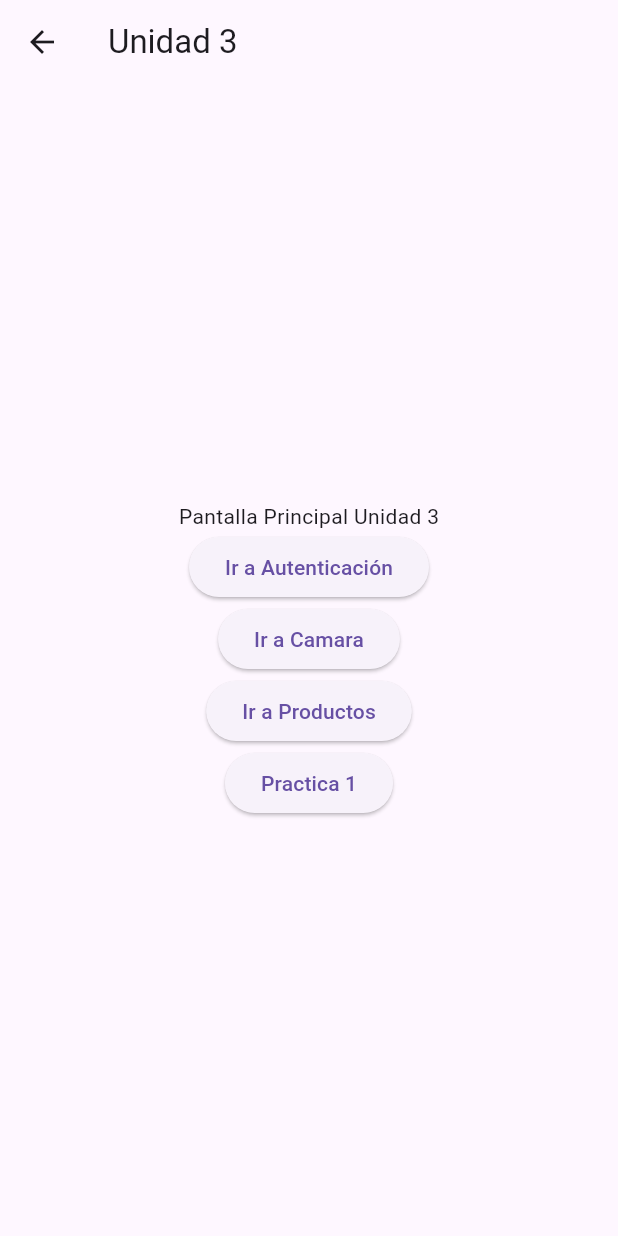
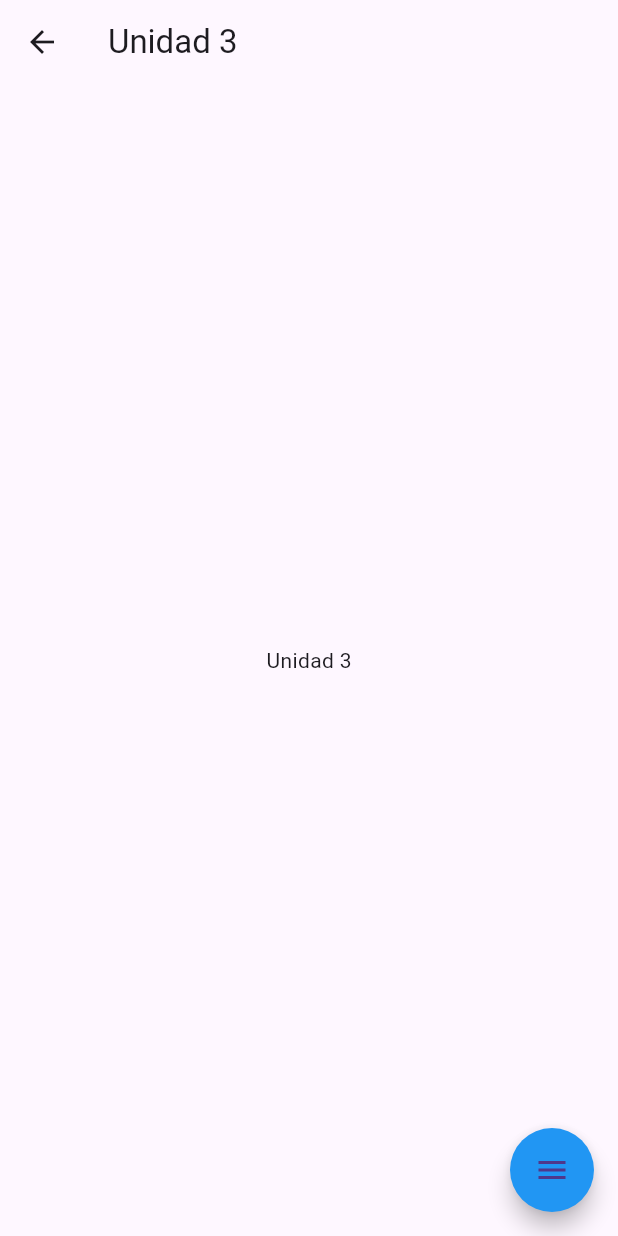
Before and after one commit to isEduardo13/JQ4B-Moviles, a Flutter app: the PrincipalScreenUnidad3 screen opened by its route, on a phone screen of 412 x 824 dp. Run offline on Flutter 3.47's test engine with Material 3 defaults, Android fonts, the phone set to English and light mode, and no system bars; drawn by our look-alikes of flutter_speed_dial; our stand-ins replace cloud_firestore, equatable, firebase_auth, firebase_core, flutter_bloc, flutter_smart_dialog and 1 more; accounts and stored records are empty.

Commit message:
Añadir implementación de BLoC para la gestión de cuentas bancarias, incluyendo eventos y estados. Integrar SpeedDial en la pantalla principal y actualizar la estructura de la aplicación para usar MyAppBLoc.

```diff
--- a/lib/main.dart
+++ b/lib/main.dart
@@ -1,5 +1,6 @@
 import 'package:firebase_core/firebase_core.dart';
 import 'package:flutter/material.dart';
+import 'package:flutter_bloc/flutter_bloc.dart';
 import 'package:flutter_smart_dialog/flutter_smart_dialog.dart';
 import 'package:holaflutter/pantalla_principal.dart';
 import 'package:holaflutter/unidad_1/practica_1/screens/scaffold.dart';
@@ -16,6 +17,8 @@ import 'package:holaflutter/unidad_2/practica4/providers/ListaPersonas_Provider.
 import 'package:holaflutter/unidad_3/Principal_Screen_unidad3.dart';
 import 'package:holaflutter/unidad_3/authentication_practica/screens/iniciar_sesion_screen.dart';
 import 'package:holaflutter/unidad_3/camara_practica/CamaraScreen.dart';
+import 'package:holaflutter/unidad_3/practica_bloc/bloc/bank_account_bloc.dart';
+import 'package:holaflutter/unidad_3/practica_bloc/screens/Principal.dart';
 import 'package:holaflutter/unidad_3/practica1/screens/PrincipalScreen.dart';
 import 'package:holaflutter/unidad_3/productos_practica/Screens/actualizar_screen.dart';
 import 'package:holaflutter/unidad_3/productos_practica/Screens/agregar_screen.dart';
@@ -34,7 +37,7 @@ Future<void> main() async {
   await Firebase.initializeApp(
     options: DefaultFirebaseOptions.currentPlatform,
   );
-  return runApp(const MyApp());
+  return runApp(const MyAppBLoc());
 }
 // void main() {
 //   return runApp(MyApp());
@@ -53,6 +56,18 @@ class MyApp extends StatelessWidget {
         ChangeNotifierProvider(create: (_) => CounterProvider()),
         ChangeNotifierProvider(create: (_) => ListapersonasProvider()),
       ],
+      child: MyMaterialApp(),
+    );
+  }
+}
+
+class MyAppBLoc extends StatelessWidget {
+  const MyAppBLoc({super.key});
+
+  @override
+  Widget build(BuildContext context) {
+    return BlocProvider(
+      create: (_) => BankAccountBloc(),
       child: MyMaterialApp(),
     );
   }
@@ -92,6 +107,7 @@ class MyMaterialApp extends StatelessWidget {
         '/Unidad_3/productos/detalle': (context) => const ComprarProducto(),
         '/Unidad_3/productos': (context) => const ProductosScreen(),
         '/Unidad_3/practica1': (context) => const PrincipalscreenExamen(),
+        '/Unidad_3/practica_bloc': (context) => PrincipalSceen(),
       },
       initialRoute: '/principal',
     );
--- a/lib/unidad_3/Principal_Screen_unidad3.dart
+++ b/lib/unidad_3/Principal_Screen_unidad3.dart
@@ -1,4 +1,5 @@
 import 'package:flutter/material.dart';
+import 'package:flutter_speed_dial/flutter_speed_dial.dart';
 
 class PrincipalScreenUnidad3 extends StatelessWidget {
   const PrincipalScreenUnidad3({super.key});
@@ -13,32 +14,48 @@ class PrincipalScreenUnidad3 extends StatelessWidget {
         child: Column(
           mainAxisAlignment: MainAxisAlignment.center,
           children: [
-            const Text('Pantalla Principal Unidad 3'),
-            ElevatedButton(
-              onPressed: () {
-                Navigator.pushNamed(context, '/Unidad_3/authentication');
-              },
-              child: const Text('Ir a Autenticación'),
-            ),
-            ElevatedButton(
-              onPressed: () {
-                Navigator.pushNamed(context, '/Unidad_3/camara');
-              },
-              child: const Text('Ir a Camara'),
-            ),
-            ElevatedButton(
-              onPressed: () {
-                Navigator.pushNamed(context, '/Unidad_3/productos');
-              },
-              child: const Text('Ir a Productos'),
-            ),
-            ElevatedButton(
-                onPressed: () {
-                  Navigator.pushNamed(context, '/Unidad_3/practica1');
-                },
-                child: const Text('Practica 1')),
+            const Text('Unidad 3'),
           ],
         ),
+      ),
+      floatingActionButton: SpeedDial(
+        animatedIcon: AnimatedIcons.menu_close,
+        backgroundColor: Colors.blue,
+        spaceBetweenChildren: 40,
+        children: [
+          SpeedDialChild(
+            child: Icon(Icons.home, color: Colors.white),
+            backgroundColor: Colors.green,
+            label: 'Unidad 1',
+            onTap: () =>
+                Navigator.pushNamed(context, '/Unidad_3/authentication'),
+          ),
+          SpeedDialChild(
+            child: Icon(Icons.mode_standby_outlined, color: Colors.white),
+            backgroundColor: Colors.orange,
+            label: 'Unidad 2',
+            onTap: () => Navigator.pushNamed(context, '/Unidad_3/camara'),
+          ),
+          SpeedDialChild(
+            child: Icon(Icons.person, color: Colors.white),
+            backgroundColor: Colors.purple,
+            label: 'unidad 3',
+            onTap: () => Navigator.pushNamed(context, '/Unidad_3/productos'),
+          ),
+          SpeedDialChild(
+            child: Icon(Icons.person, color: Colors.white),
+            backgroundColor: Colors.purple,
+            label: 'Practica 1',
+            onTap: () => Navigator.pushNamed(context, '/Unidad_3/practica1'),
+          ),
+          SpeedDialChild(
+            child: Icon(Icons.person, color: Colors.white),
+            backgroundColor: Colors.purple,
+            label: 'Practica Bloc',
+            onTap: () =>
+                Navigator.pushNamed(context, '/Unidad_3/practica_bloc'),
+          ),
+        ],
       ),
     );
   }
--- /dev/null
+++ b/lib/unidad_3/practica_bloc/bloc/bank_account_bloc.dart
@@ -0,0 +1,16 @@
+import 'package:flutter_bloc/flutter_bloc.dart';
+import 'package:equatable/equatable.dart';
+import 'package:holaflutter/unidad_3/practica_bloc/models/transaction.dart';
+
+part 'bank_account_event.dart';
+part 'bank_account_state.dart';
+
+class BankAccountBloc extends Bloc<BankAccountEvent, BankAccountState> {
+  BankAccountBloc() : super(BankAccountState()) {
+    on<DepositEvent>((event, emit) {
+      emit(state.copyWith(
+        transactions: [...state.transactions, event.transaction],
+      ));
+    });
+  }
+}
--- /dev/null
+++ b/lib/unidad_3/practica_bloc/bloc/bank_account_event.dart
@@ -0,0 +1,12 @@
+part of 'bank_account_bloc.dart';
+
+sealed class BankAccountEvent {
+  const BankAccountEvent();
+}
+
+class DepositEvent extends BankAccountEvent {
+  final double amount;
+  final Transaction transaction;
+
+  DepositEvent({required this.amount, required this.transaction});
+}
--- /dev/null
+++ b/lib/unidad_3/practica_bloc/bloc/bank_account_state.dart
@@ -0,0 +1,22 @@
+part of 'bank_account_bloc.dart';
+
+class BankAccountState extends Equatable {
+  final double balance;
+  final List<Transaction> transactions;
+  const BankAccountState({
+    this.balance = 0.0,
+    this.transactions = const [],
+  });
+
+  BankAccountState copyWith({
+    double? balance,
+    List<Transaction>? transactions,
+  }) =>
+      BankAccountState(
+        transactions: transactions ?? this.transactions,
+        balance: balance ?? this.balance,
+      );
+
+  @override
+  List<Object> get props => [balance, transactions];
+}
--- a/pubspec.yaml
+++ b/pubspec.yaml
@@ -28,6 +28,7 @@ environment:
 # the latest version available on pub.dev. To see which dependencies have newer
 # versions available, run `flutter pub outdated`.
 dependencies:
+  bloc: ^9.0.0
   cloud_firestore: ^5.6.5
   cupertino_icons: ^1.0.8
   dio: ^5.8.0+1
```
Also changed, not shown: lib/unidad_3/practica_bloc/models/transaction.dart (added, +9 -0 lines), lib/unidad_3/practica_bloc/screens/Principal.dart (added, +31 -0 lines), pubspec.lock.
